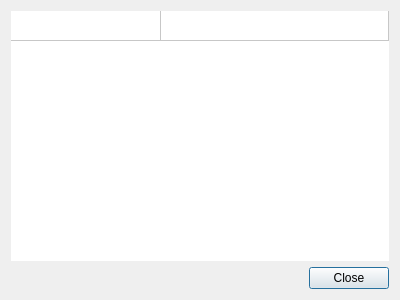
uliss/patch_scene, file about_shortcuts.ui: the form before one commit.
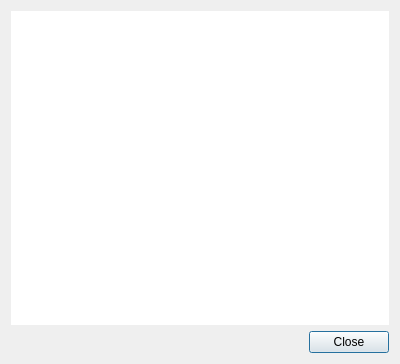
The form after the commit.

What changed in the file:
```diff
--- a/about_shortcuts.ui
+++ b/about_shortcuts.ui
@@ -7,7 +7,7 @@
     <x>0</x>
     <y>0</y>
     <width>400</width>
-    <height>300</height>
+    <height>364</height>
    </rect>
   </property>
   <property name="windowTitle">
@@ -16,6 +16,12 @@
   <layout class="QVBoxLayout" name="verticalLayout">
    <item>
     <widget class="QTableWidget" name="tableWidget">
+     <property name="minimumSize">
+      <size>
+       <width>350</width>
+       <height>300</height>
+      </size>
+     </property>
      <property name="frameShape">
       <enum>QFrame::NoFrame</enum>
      </property>
@@ -26,7 +32,7 @@
       <number>0</number>
      </property>
      <property name="verticalScrollBarPolicy">
-      <enum>Qt::ScrollBarAlwaysOff</enum>
+      <enum>Qt::ScrollBarAsNeeded</enum>
      </property>
      <property name="horizontalScrollBarPolicy">
       <enum>Qt::ScrollBarAlwaysOff</enum>
@@ -53,7 +59,7 @@
       <bool>false</bool>
      </property>
      <property name="rowCount">
-      <number>1</number>
+      <number>0</number>
      </property>
      <property name="columnCount">
       <number>2</number>
@@ -62,7 +68,7 @@
       <bool>false</bool>
      </attribute>
      <attribute name="horizontalHeaderDefaultSectionSize">
-      <number>150</number>
+      <number>180</number>
      </attribute>
      <attribute name="horizontalHeaderHighlightSections">
       <bool>false</bool>
@@ -79,7 +85,6 @@
      <attribute name="verticalHeaderHighlightSections">
       <bool>false</bool>
      </attribute>
-     <row/>
      <column/>
      <column/>
     </widget>
```
